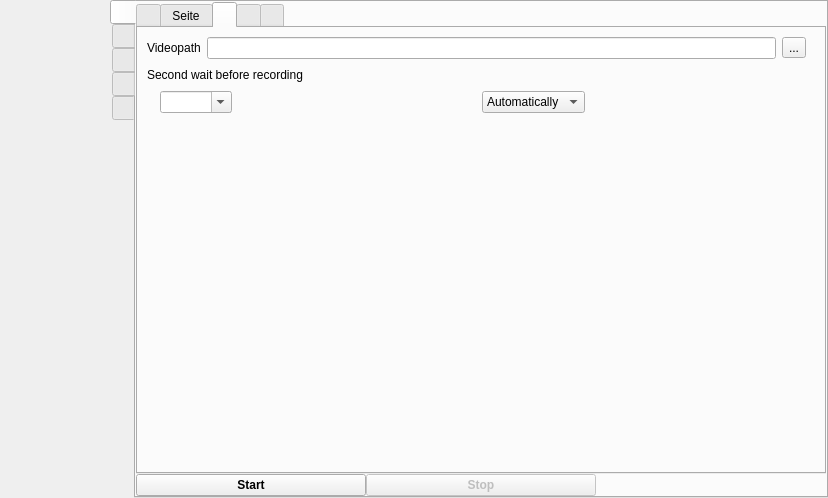
rusbomber/vokoscreenNG, file src/wayland/formMainWindow_wl.ui: the form before one commit.
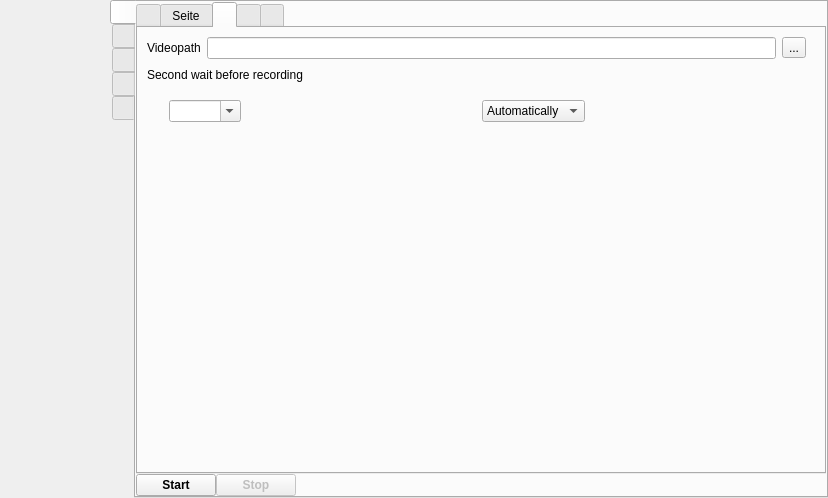
The form after the commit. The open tabs and pages were chosen to show the change. Icons and pictures are not drawn.

```diff
--- a/src/wayland/formMainWindow_wl.ui
+++ b/src/wayland/formMainWindow_wl.ui
@@ -1458,26 +1458,14 @@
                  </layout>
                 </item>
                 <item row="2" column="0">
-                 <layout class="QGridLayout" name="gridLayout_14">
-                  <item row="0" column="3">
-                   <spacer name="horizontalSpacer_52">
-                    <property name="orientation">
-                     <enum>Qt::Horizontal</enum>
-                    </property>
-                    <property name="sizeHint" stdset="0">
-                     <size>
-                      <width>40</width>
-                      <height>20</height>
-                     </size>
-                    </property>
-                   </spacer>
-                  </item>
-                  <item row="0" column="4">
-                   <widget class="QLabel" name="label_35">
+                 <widget class="QWidget" name="widgetLanguageAndHelp" native="true">
+                  <layout class="QHBoxLayout" name="horizontalLayout_32">
+                   <item>
+                    <widget class="QLabel" name="label_66">
                     <property name="maximumSize">
                      <size>
-                      <width>24</width>
-                      <height>24</height>
+                       <width>28</width>
+                       <height>28</height>
                      </size>
                     </property>
                     <property name="text">
@@ -1491,7 +1479,7 @@
                     </property>
                    </widget>
                   </item>
-                  <item row="0" column="1">
+                   <item>
                    <widget class="QComboBox" name="comboBoxLanguage">
                     <property name="editable">
                      <bool>true</bool>
@@ -1507,8 +1495,8 @@
                     </property>
                    </widget>
                   </item>
-                  <item row="0" column="6">
-                   <spacer name="horizontalSpacer_29">
+                   <item>
+                    <spacer name="horizontalSpacer_52">
                     <property name="orientation">
                      <enum>Qt::Horizontal</enum>
                     </property>
@@ -1520,7 +1508,26 @@
                     </property>
                    </spacer>
                   </item>
-                  <item row="0" column="5">
+                   <item>
+                    <widget class="QLabel" name="label_35">
+                     <property name="maximumSize">
+                      <size>
+                       <width>24</width>
+                       <height>24</height>
+                      </size>
+                     </property>
+                     <property name="text">
+                      <string notr="true"/>
+                     </property>
+                     <property name="pixmap">
+                      <pixmap resource="../screencast.qrc">:/pictures/screencast/information.png</pixmap>
+                     </property>
+                     <property name="scaledContents">
+                      <bool>true</bool>
+                     </property>
+                    </widget>
+                   </item>
+                   <item>
                    <widget class="QComboBox" name="comboBoxOnlineHelp">
                     <property name="currentText">
                      <string notr="true">Automatically</string>
@@ -1535,26 +1542,21 @@
                     </item>
                    </widget>
                   </item>
-                  <item row="0" column="0">
-                   <widget class="QLabel" name="label_66">
-                    <property name="maximumSize">
+                   <item>
+                    <spacer name="horizontalSpacer_29">
+                     <property name="orientation">
+                      <enum>Qt::Horizontal</enum>
+                     </property>
+                     <property name="sizeHint" stdset="0">
                      <size>
-                      <width>28</width>
-                      <height>28</height>
-                     </size>
-                    </property>
-                    <property name="text">
-                     <string notr="true"/>
-                    </property>
-                    <property name="pixmap">
-                     <pixmap resource="../screencast.qrc">:/pictures/screencast/world.png</pixmap>
-                    </property>
-                    <property name="scaledContents">
-                     <bool>true</bool>
-                    </property>
-                   </widget>
-                  </item>
-                 </layout>
+                       <width>40</width>
+                       <height>20</height>
+                      </size>
+                     </property>
+                    </spacer>
+                   </item>
+                  </layout>
+                 </widget>
                 </item>
                </layout>
               </item>
@@ -2217,7 +2219,17 @@
              </widget>
             </item>
             <item>
-             <widget class="QWidget" name="widget_2" native="true"/>
+             <spacer name="horizontalSpacer_4">
+              <property name="orientation">
+               <enum>Qt::Horizontal</enum>
+              </property>
+              <property name="sizeHint" stdset="0">
+               <size>
+                <width>40</width>
+                <height>20</height>
+               </size>
+              </property>
+             </spacer>
             </item>
            </layout>
           </item>
```
Left out of the diff: 91 changed lines with no effect on the pictures. Lines whose indentation alone changed are shown as unchanged.
